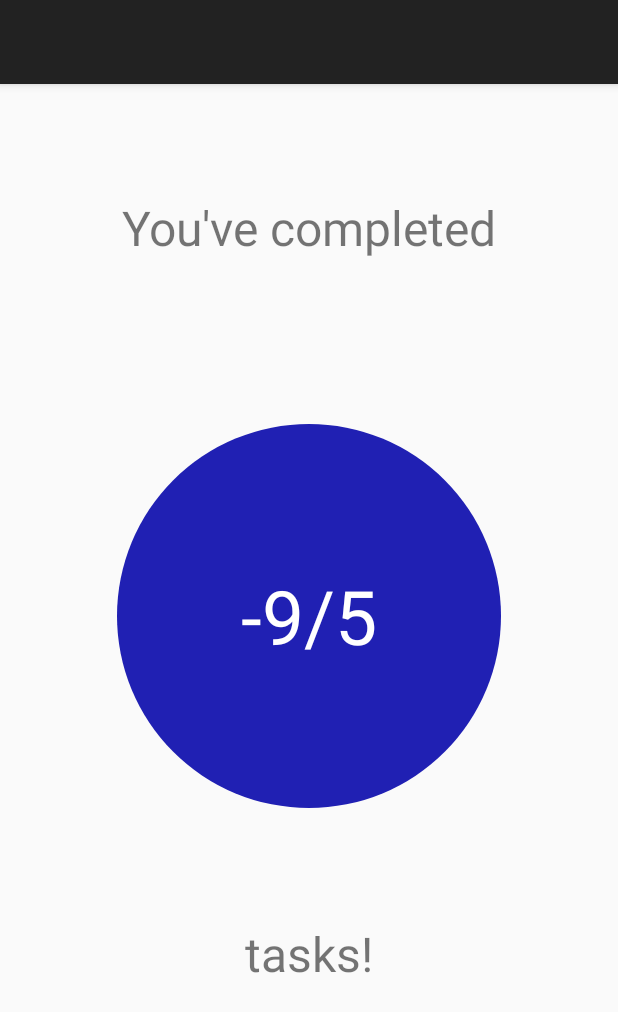
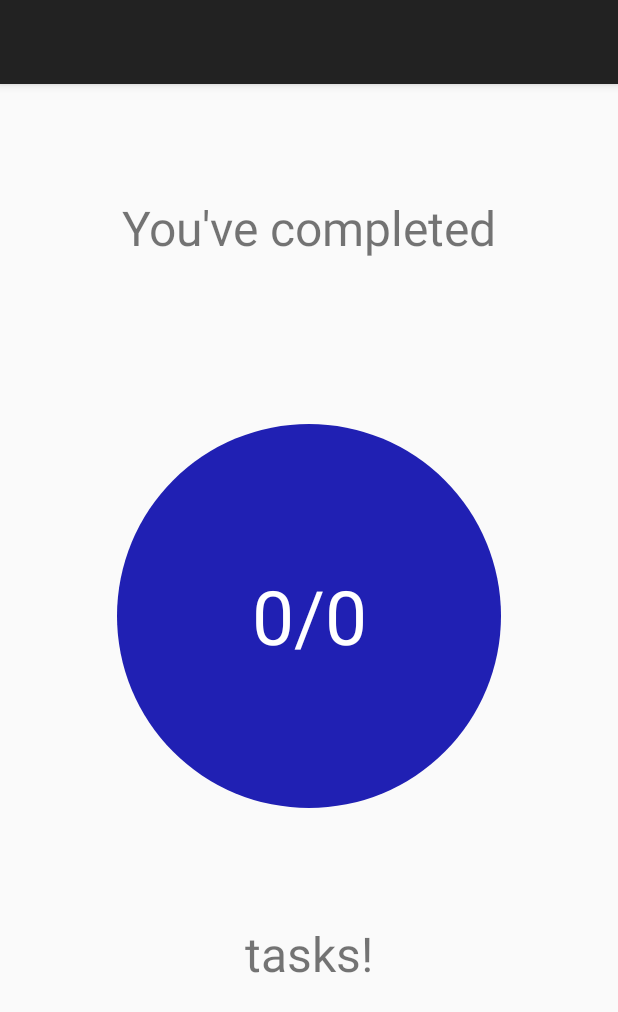
Before and after one commit to joaopedr0/INFO-3245-Project, an Android app: the layout activity_progress.xml on its own in the app's theme, with its tools: preview values and no code run, on a phone screen of 412 x 824 dp. Shown: the top 1012 px of the screen. Run offline under Robolectric (Android 15) with nearby library versions, the phone set to English and light mode, and no system bars.

Commit message:
2.1.2
-changed default counter displayed in "progress" activitiy to 0/0

```diff
--- a/INFO3245/app/src/main/res/layout/activity_progress.xml
+++ b/INFO3245/app/src/main/res/layout/activity_progress.xml
@@ -42,7 +42,7 @@
         android:layout_height="wrap_content"
         android:background="@drawable/circle"
         android:gravity="center"
-        android:text="-9/5"
+        android:text="0/0"
         android:textColor="#ffffff"
         android:textSize="50sp"
         app:layout_constraintBottom_toBottomOf="parent"
```
